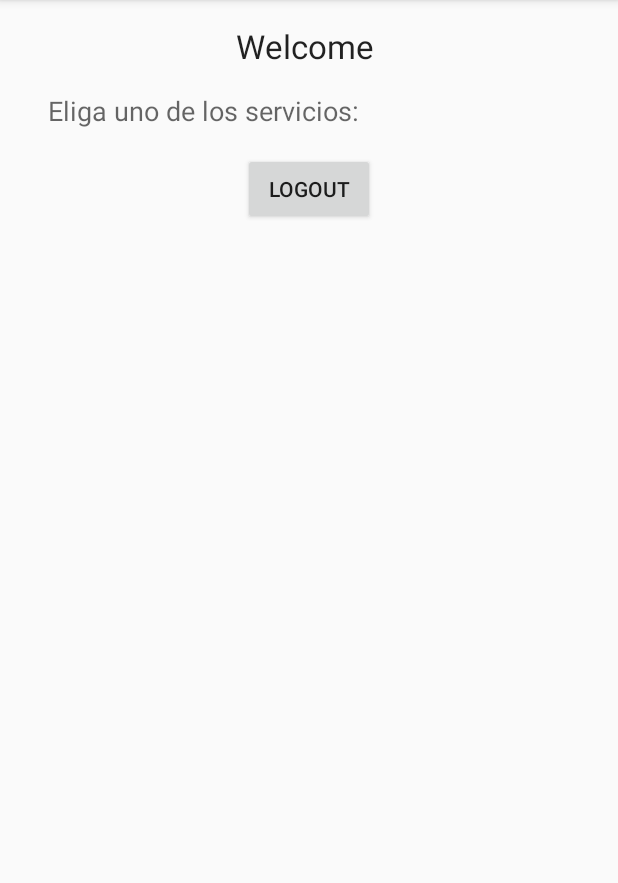
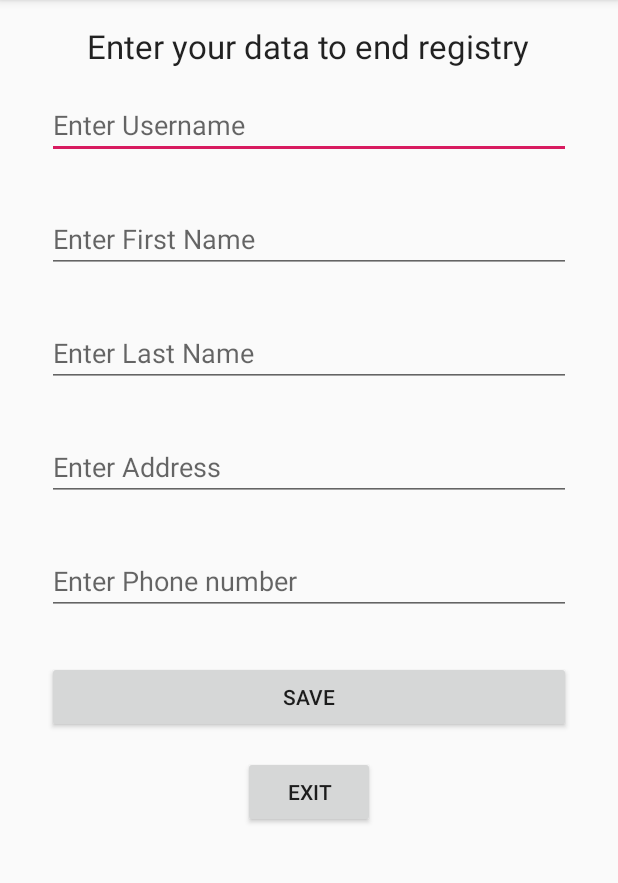
Before and after one commit to Onionhorse/ArkusMaids, an Android app: the screen it shows after launch once a user with an empty profile is signed in (ProfileActivity), on a phone screen of 412 x 824 dp, the part 84-967 px from its top. Run offline under Robolectric (Android 15) with nearby library versions, the phone set to English and light mode, and no system bars; our stand-ins replace Firebase (no records; nobody signed in at launch, a user with empty details on screens opened directly).

```diff
--- a/app/src/main/java/com/inc/onionhorse/arkusmaids/ProfileActivity.java
+++ b/app/src/main/java/com/inc/onionhorse/arkusmaids/ProfileActivity.java
@@ -9,10 +9,12 @@ import android.widget.Button;
 import android.widget.EditText;
 import android.widget.ListView;
 import android.widget.TextView;
+import android.widget.Toast;
 
 import com.google.firebase.auth.FirebaseAuth;
 import com.google.firebase.auth.FirebaseUser;
 import com.google.firebase.database.DatabaseReference;
+import com.google.firebase.database.FirebaseDatabase;
 
 
 public class ProfileActivity extends AppCompatActivity implements View.OnClickListener {
@@ -23,41 +25,57 @@ public class ProfileActivity extends AppCompatActivity implements View.OnClickLi
 
     private DatabaseReference databaseReference;
 
-    private EditText editTextName, editTextAdress;
+    private EditText editUserName, editFirstName, editLastName, editphone, editAddress;
     private Button buttonSave;
-
-    //Lista
-    public ListView listView;
-    String ServiciosOpcionales[] = {"Limpieza", "Cocina"};
-
 
     @Override
     protected void onCreate(Bundle savedInstanceState) {
-//        super.onCreate(savedInstanceState); setContentView(R.layout.activity_profile);
-//        listView = (ListView)findViewById(R.id.listServicios);
-//        ArrayAdapter<String> arrayAdapter = new ArrayAdapter<String>(this, R.layout.activity_profile,R.id.textViewMensaje, ServiciosOpcionales);
-//        listView.setAdapter(arrayAdapter);
 
         super.onCreate(savedInstanceState);
         setContentView(R.layout.activity_profile);
 
-
+        //Inicializa autenticacion
         firebaseAuth = FirebaseAuth.getInstance();
 
+        //si el usuario no esta conectado regresara como nulo
         if (firebaseAuth.getCurrentUser() == null){
             finish();
             startActivity(new Intent(this, LoginActivity.class));
         }
 
+        databaseReference = FirebaseDatabase.getInstance().getReference();
+
+        editUserName = (EditText)findViewById(R.id.editUserName);
+        editFirstName = (EditText)findViewById(R.id.editFirstName);
+        editLastName = (EditText)findViewById(R.id.editLastName);
+        editphone = (EditText)findViewById(R.id.editphone);
+        editAddress = (EditText)findViewById(R.id.editAddress);
+        buttonSave = (Button)findViewById(R.id.buttonSave);
+
         FirebaseUser user = firebaseAuth.getCurrentUser();
 
         textViewUserEmail = (TextView) findViewById(R.id.textViewUserEmail);
-        textViewUserEmail.setText("Welcome "+user.getEmail() );
 
         buttonLogout = (Button) findViewById(R.id.buttonLogout);
 
         buttonLogout.setOnClickListener(this);
+        buttonSave.setOnClickListener(this);
+    }
 
+    private void saveUserInformation(){
+        String username = editUserName.getText().toString().trim();
+        String name = editFirstName.getText().toString().trim();
+        String lastname = editLastName.getText().toString().trim();
+        String address = editAddress.getText().toString().trim();
+        String phone = editphone.getText().toString().trim();
+
+        UserInformation userInformation = new UserInformation(username, name, lastname, address, phone);
+
+        FirebaseUser user = firebaseAuth.getCurrentUser();
+
+        databaseReference.child(user.getUid()).setValue(userInformation);
+
+        Toast.makeText(this, "Information Saved....", Toast.LENGTH_LONG).show();
     }
 
     @Override
@@ -67,5 +85,8 @@ public class ProfileActivity extends AppCompatActivity implements View.OnClickLi
             finish();
             startActivity(new Intent(this, LoginActivity.class));
         }
+        if (view == buttonSave){
+            saveUserInformation();
+        }
     }
 }
--- a/app/src/main/res/layout/activity_main.xml
+++ b/app/src/main/res/layout/activity_main.xml
@@ -34,6 +34,7 @@
         android:layout_width="match_parent"
         android:layout_height="wrap_content">
 
+
         <EditText
             android:layout_margin="15dp"
             android:inputType="textEmailAddress"
@@ -41,6 +42,7 @@
             android:id="@+id/editTextEmail"
             android:layout_width="match_parent"
             android:layout_height="wrap_content" />
+
 
         <EditText
             android:layout_margin="15dp"
--- a/app/src/main/res/layout/activity_profile.xml
+++ b/app/src/main/res/layout/activity_profile.xml
@@ -19,40 +19,67 @@
         android:layout_width="match_parent"
         android:layout_height="match_parent"
         android:layout_centerVertical="true"
-        android:layout_centerHorizontal="true">
+        android:layout_centerHorizontal="true"
+        >
 
         <TextView
             android:layout_width="wrap_content"
             android:layout_height="wrap_content"
             android:textAppearance="?android:attr/textAppearanceLarge"
-            android:text="Testing"
+            android:text="Enter your data to end registry"
             android:id="@+id/textViewUserEmail"
             android:layout_gravity="center_horizontal" />
 
-        <TextView
-            android:id="@+id/textViewMensaje"
-            android:layout_width="wrap_content"
+        <EditText
+            android:layout_margin="15dp"
+            android:hint="Enter Username"
+            android:id="@+id/editUserName"
+            android:layout_width="match_parent"
+            android:layout_height="wrap_content" />
+
+        <EditText
+            android:layout_margin="15dp"
+            android:hint="Enter First Name"
+            android:id="@+id/editFirstName"
+            android:layout_width="match_parent"
+            android:layout_height="wrap_content" />
+
+        <EditText
+            android:layout_margin="15dp"
+            android:hint="Enter Last Name"
+            android:id="@+id/editLastName"
+            android:layout_width="match_parent"
+            android:layout_height="wrap_content" />
+
+        <EditText
+            android:layout_margin="15dp"
+            android:layout_width="match_parent"
             android:layout_height="wrap_content"
-            android:paddingTop="16dp"
-            android:paddingBottom="16dp"
-            android:paddingLeft="16dp"
-            android:paddingRight="16dp"
-            android:text="Eliga uno de los servicios: "
-            android:textAppearance="?android:attr/textAppearanceMedium" />
+            android:hint="Enter Address"
+            android:id="@+id/editAddress"
+            />
 
-            <ListView
-                android:layout_width="wrap_content"
-                android:layout_height="wrap_content"
-                android:id="@+id/listServicios"
-                android:divider="#f00"
-                android:dividerHeight="1dp" >
+        <EditText
+            android:layout_margin="15dp"
+            android:hint="Enter Phone number"
+            android:inputType="phone"
+            android:id="@+id/editphone"
+            android:layout_width="match_parent"
+            android:layout_height="wrap_content" />
 
-            </ListView>
+        <Button
+            android:layout_width="match_parent"
+            android:layout_height="wrap_content"
+            android:text="Save"
+            android:id="@+id/buttonSave"
+            android:layout_margin="15dp"
+            />
+
 
         <Button
             android:layout_width="wrap_content"
             android:layout_height="wrap_content"
-            android:text="Logout"
+            android:text="Exit"
             android:id="@+id/buttonLogout"
             android:layout_gravity="center_horizontal" />
 
```
Also changed, not shown: app/src/main/java/com/inc/onionhorse/arkusmaids/LoginActivity.java (+8 -0 lines), app/src/main/java/com/inc/onionhorse/arkusmaids/MainActivity.java (+8 -0 lines), app/src/main/java/com/inc/onionhorse/arkusmaids/UserInformation.java (added, +24 -0 lines), 1 other file.
